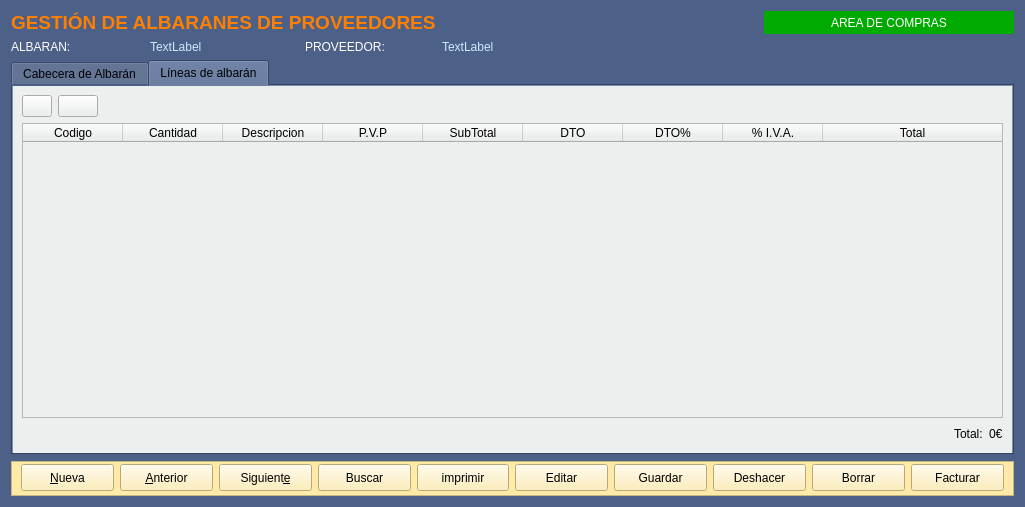
Old version of the form Zona_Compras/frmalbaranproveedor.ui in the repository arcnexus/RedFoX.
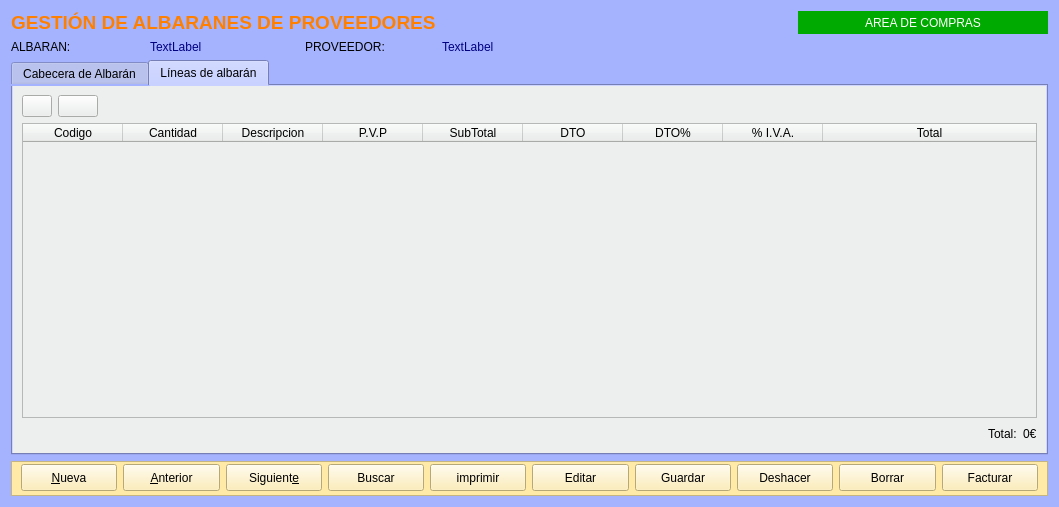
New version of the form. Icons and pictures are not drawn.

```diff
--- a/Zona_Compras/frmalbaranproveedor.ui
+++ b/Zona_Compras/frmalbaranproveedor.ui
@@ -6,7 +6,7 @@
    <rect>
     <x>0</x>
     <y>0</y>
-    <width>1025</width>
+    <width>1059</width>
     <height>507</height>
    </rect>
   </property>
@@ -24,7 +24,7 @@
     <normaloff>:/Icons/PNG/Maya.png</normaloff>:/Icons/PNG/Maya.png</iconset>
   </property>
   <property name="styleSheet">
-   <string notr="true">background-color:#4c6088</string>
+   <string notr="true">background-color: rgb(165, 179, 255);</string>
   </property>
   <layout class="QGridLayout" name="gridLayout_10">
    <item row="0" column="0" colspan="3">
@@ -82,7 +82,7 @@
       </size>
      </property>
      <property name="styleSheet">
-      <string notr="true">color: rgb(255, 255, 255);</string>
+      <string notr="true">color: rgb(0, 0, 0);</string>
      </property>
      <property name="text">
       <string>ALBARAN:</string>
@@ -98,7 +98,7 @@
       </size>
      </property>
      <property name="styleSheet">
-      <string notr="true">color: rgb(208, 233, 255)</string>
+      <string notr="true">color: rgb(0, 0, 127);</string>
      </property>
      <property name="text">
       <string>TextLabel</string>
@@ -114,7 +114,7 @@
       </size>
      </property>
      <property name="styleSheet">
-      <string notr="true">color: rgb(255, 255, 255);</string>
+      <string notr="true">color: rgb(0, 0, 0);</string>
      </property>
      <property name="text">
       <string>PROVEEDOR:</string>
@@ -124,7 +124,7 @@
    <item row="1" column="3">
     <widget class="QLabel" name="lblCliente">
      <property name="styleSheet">
-      <string notr="true">color: rgb(208, 233, 255)</string>
+      <string notr="true">color: rgb(0, 0, 127);</string>
      </property>
      <property name="text">
       <string>TextLabel</string>
```
